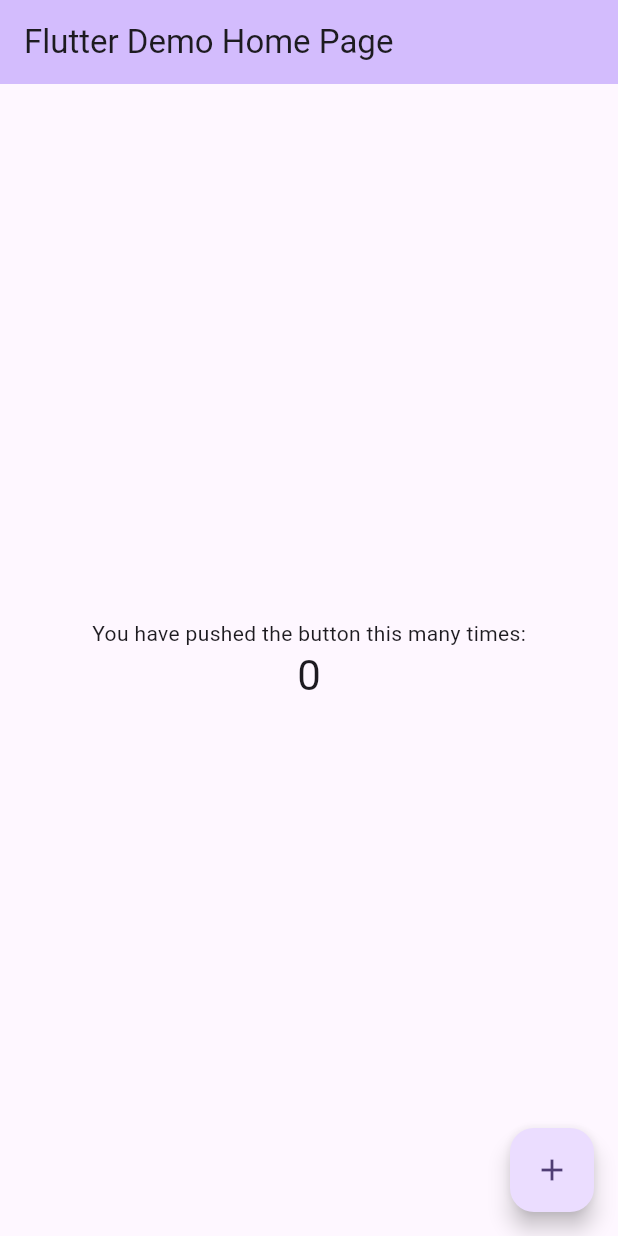
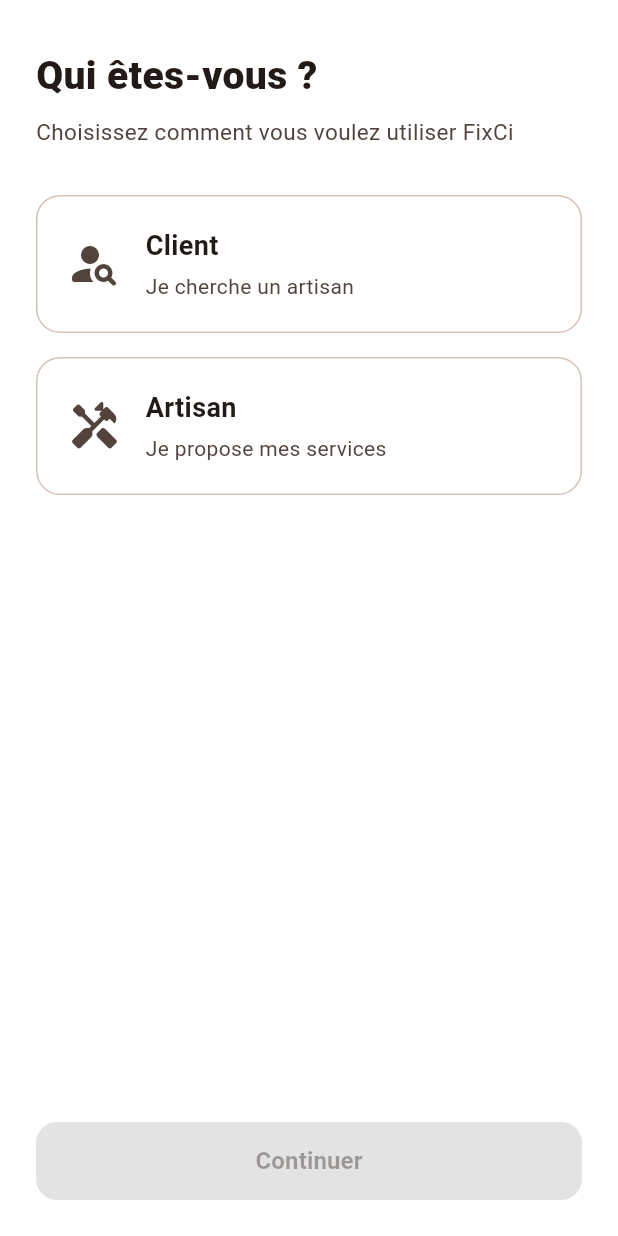
Before and after one commit to sadekhoballah/fixci, a Flutter app: the screen it shows after launch, on a phone screen of 412 x 824 dp. Run offline on Flutter 3.47's test engine with Material 3 defaults, Android fonts, the light colour scheme and no system bars; our stand-ins replace flutter_riverpod.

Commit message:
Implement onboarding flow: splash -> role selection -> registration
Riverpod-backed onboarding controller (single OnboardingState with
copyWith) drives three screens: 2s splash, client/artisan role picker
using a reusable RoleCard, and a registration form that branches by
role (client: name+phone; craftsman adds service category, experience,
ID card stub). Submit is gated on isRegistrationComplete. UI text is
French per Abidjan's primary language. Location permission is
deliberately not requested anywhere in this flow — that happens once,
later, on first real use of the map/home screen.

```diff
--- /dev/null
+++ b/mobile/lib/app.dart
@@ -0,0 +1,17 @@
+import 'package:flutter/material.dart';
+import 'core/theme/app_theme.dart';
+import 'features/onboarding/screens/splash_screen.dart';
+
+class FixCiApp extends StatelessWidget {
+  const FixCiApp({super.key});
+
+  @override
+  Widget build(BuildContext context) {
+    return MaterialApp(
+      title: 'FixCi',
+      debugShowCheckedModeBanner: false,
+      theme: AppTheme.light,
+      home: const SplashScreen(),
+    );
+  }
+}
--- /dev/null
+++ b/mobile/lib/core/models/user_role.dart
@@ -0,0 +1,14 @@
+enum UserRole {
+  client,
+  craftsman;
+
+  String get label => switch (this) {
+    UserRole.client => 'Client',
+    UserRole.craftsman => 'Artisan',
+  };
+
+  String get description => switch (this) {
+    UserRole.client => 'Je cherche un artisan',
+    UserRole.craftsman => 'Je propose mes services',
+  };
+}
--- /dev/null
+++ b/mobile/lib/core/theme/app_theme.dart
@@ -0,0 +1,27 @@
+import 'package:flutter/material.dart';
+
+class AppTheme {
+  AppTheme._();
+
+  static const Color primary = Color(0xFFFF6B00);
+
+  static ThemeData get light {
+    return ThemeData(
+      useMaterial3: true,
+      colorScheme: ColorScheme.fromSeed(seedColor: primary),
+      scaffoldBackgroundColor: Colors.white,
+      appBarTheme: const AppBarTheme(
+        backgroundColor: Colors.white,
+        foregroundColor: Colors.black,
+        elevation: 0,
+      ),
+      inputDecorationTheme: InputDecorationTheme(
+        border: OutlineInputBorder(borderRadius: BorderRadius.circular(12)),
+        contentPadding: const EdgeInsets.symmetric(
+          horizontal: 16,
+          vertical: 14,
+        ),
+      ),
+    );
+  }
+}
--- /dev/null
+++ b/mobile/lib/features/onboarding/screens/role_selection_screen.dart
@@ -0,0 +1,71 @@
+import 'package:flutter/material.dart';
+import 'package:flutter_riverpod/flutter_riverpod.dart';
+import '../../../core/models/user_role.dart';
+import '../../../shared/widgets/primary_button.dart';
+import '../../../shared/widgets/role_card.dart';
+import '../onboarding_controller.dart';
+import 'registration_screen.dart';
+
+class RoleSelectionScreen extends ConsumerWidget {
+  const RoleSelectionScreen({super.key});
+
+  @override
+  Widget build(BuildContext context, WidgetRef ref) {
+    final state = ref.watch(onboardingControllerProvider);
+    final controller = ref.read(onboardingControllerProvider.notifier);
+
+    return Scaffold(
+      body: SafeArea(
+        child: Padding(
+          padding: const EdgeInsets.symmetric(horizontal: 24),
+          child: Column(
+            crossAxisAlignment: CrossAxisAlignment.start,
+            children: [
+              const SizedBox(height: 32),
+              const Text(
+                'Qui êtes-vous ?',
+                style: TextStyle(fontSize: 26, fontWeight: FontWeight.w800),
+              ),
+              const SizedBox(height: 8),
+              Text(
+                'Choisissez comment vous voulez utiliser FixCi',
+                style: TextStyle(
+                  fontSize: 15,
+                  color: Theme.of(context).colorScheme.onSurfaceVariant,
+                ),
+              ),
+              const SizedBox(height: 32),
+              RoleCard(
+                icon: Icons.person_search_rounded,
+                title: UserRole.client.label,
+                subtitle: UserRole.client.description,
+                selected: state.role == UserRole.client,
+                onTap: () => controller.selectRole(UserRole.client),
+              ),
+              const SizedBox(height: 16),
+              RoleCard(
+                icon: Icons.handyman_rounded,
+                title: UserRole.craftsman.label,
+                subtitle: UserRole.craftsman.description,
+                selected: state.role == UserRole.craftsman,
+                onTap: () => controller.selectRole(UserRole.craftsman),
+              ),
+              const Spacer(),
+              PrimaryButton(
+                label: 'Continuer',
+                onPressed: state.role == null
+                    ? null
+                    : () => Navigator.of(context).push(
+                        MaterialPageRoute(
+                          builder: (_) => const RegistrationScreen(),
+                        ),
+                      ),
+              ),
+              const SizedBox(height: 24),
+            ],
+          ),
+        ),
+      ),
+    );
+  }
+}
--- a/mobile/lib/main.dart
+++ b/mobile/lib/main.dart
@@ -1,122 +1,7 @@
 import 'package:flutter/material.dart';
+import 'package:flutter_riverpod/flutter_riverpod.dart';
+import 'app.dart';
 
 void main() {
-  runApp(const MyApp());
+  runApp(const ProviderScope(child: FixCiApp()));
 }
-
-class MyApp extends StatelessWidget {
-  const MyApp({super.key});
-
-  // This widget is the root of your application.
-  @override
-  Widget build(BuildContext context) {
-    return MaterialApp(
-      title: 'Flutter Demo',
-      theme: ThemeData(
-        // This is the theme of your application.
-        //
-        // TRY THIS: Try running your application with "flutter run". You'll see
-        // the application has a purple toolbar. Then, without quitting the app,
-        // try changing the seedColor in the colorScheme below to Colors.green
-        // and then invoke "hot reload" (save your changes or press the "hot
-        // reload" button in a Flutter-supported IDE, or press "r" if you used
-        // the command line to start the app).
-        //
-        // Notice that the counter didn't reset back to zero; the application
-        // state is not lost during the reload. To reset the state, use hot
-        // restart instead.
-        //
-        // This works for code too, not just values: Most code changes can be
-        // tested with just a hot reload.
-        colorScheme: .fromSeed(seedColor: Colors.deepPurple),
-      ),
-      home: const MyHomePage(title: 'Flutter Demo Home Page'),
-    );
-  }
-}
-
-class MyHomePage extends StatefulWidget {
-  const MyHomePage({super.key, required this.title});
-
-  // This widget is the home page of your application. It is stateful, meaning
-  // that it has a State object (defined below) that contains fields that affect
-  // how it looks.
-
-  // This class is the configuration for the state. It holds the values (in this
-  // case the title) provided by the parent (in this case the App widget) and
-  // used by the build method of the State. Fields in a Widget subclass are
-  // always marked "final".
-
-  final String title;
-
-  @override
-  State<MyHomePage> createState() => _MyHomePageState();
-}
-
-class _MyHomePageState extends State<MyHomePage> {
-  int _counter = 0;
-
-  void _incrementCounter() {
-    setState(() {
-      // This call to setState tells the Flutter framework that something has
-      // changed in this State, which causes it to rerun the build method below
-      // so that the display can reflect the updated values. If we changed
-      // _counter without calling setState(), then the build method would not be
-      // called again, and so nothing would appear to happen.
-      _counter++;
-    });
-  }
-
-  @override
-  Widget build(BuildContext context) {
-    // This method is rerun every time setState is called, for instance as done
-    // by the _incrementCounter method above.
-    //
-    // The Flutter framework has been optimized to make rerunning build methods
-    // fast, so that you can just rebuild anything that needs updating rather
-    // than having to individually change instances of widgets.
-    return Scaffold(
-      appBar: AppBar(
-        // TRY THIS: Try changing the color here to a specific color (to
-        // Colors.amber, perhaps?) and trigger a hot reload to see the AppBar
-        // change color while the other colors stay the same.
-        backgroundColor: Theme.of(context).colorScheme.inversePrimary,
-        // Here we take the value from the MyHomePage object that was created by
-        // the App.build method, and use it to set our appbar title.
-        title: Text(widget.title),
-      ),
-      body: Center(
-        // Center is a layout widget. It takes a single child and positions it
-        // in the middle of the parent.
-        child: Column(
-          // Column is also a layout widget. It takes a list of children and
-          // arranges them vertically. By default, it sizes itself to fit its
-          // children horizontally, and tries to be as tall as its parent.
-          //
-          // Column has various properties to control how it sizes itself and
-          // how it positions its children. Here we use mainAxisAlignment to
-          // center the children vertically; the main axis here is the vertical
-          // axis because Columns are vertical (the cross axis would be
-          // horizontal).
-          //
-          // TRY THIS: Invoke "debug painting" (choose the "Toggle Debug Paint"
-          // action in the IDE, or press "p" in the console), to see the
-          // wireframe for each widget.
-          mainAxisAlignment: .center,
-          children: [
-            const Text('You have pushed the button this many times:'),
-            Text(
-              '$_counter',
-              style: Theme.of(context).textTheme.headlineMedium,
-            ),
-          ],
-        ),
-      ),
-      floatingActionButton: FloatingActionButton(
-        onPressed: _incrementCounter,
-        tooltip: 'Increment',
-        child: const Icon(Icons.add),
-      ),
-    );
-  }
-}
--- /dev/null
+++ b/mobile/lib/shared/widgets/primary_button.dart
@@ -0,0 +1,28 @@
+import 'package:flutter/material.dart';
+
+class PrimaryButton extends StatelessWidget {
+  const PrimaryButton({super.key, required this.label, this.onPressed});
+
+  final String label;
+  final VoidCallback? onPressed;
+
+  @override
+  Widget build(BuildContext context) {
+    return SizedBox(
+      width: double.infinity,
+      height: 52,
+      child: ElevatedButton(
+        onPressed: onPressed,
+        style: ElevatedButton.styleFrom(
+          shape: RoundedRectangleBorder(
+            borderRadius: BorderRadius.circular(14),
+          ),
+        ),
+        child: Text(
+          label,
+          style: const TextStyle(fontSize: 16, fontWeight: FontWeight.w600),
+        ),
+      ),
+    );
+  }
+}
--- /dev/null
+++ b/mobile/lib/shared/widgets/role_card.dart
@@ -0,0 +1,78 @@
+import 'package:flutter/material.dart';
+
+class RoleCard extends StatelessWidget {
+  const RoleCard({
+    super.key,
+    required this.icon,
+    required this.title,
+    required this.subtitle,
+    required this.selected,
+    required this.onTap,
+  });
+
+  final IconData icon;
+  final String title;
+  final String subtitle;
+  final bool selected;
+  final VoidCallback onTap;
+
+  @override
+  Widget build(BuildContext context) {
+    final colorScheme = Theme.of(context).colorScheme;
+    return InkWell(
+      onTap: onTap,
+      borderRadius: BorderRadius.circular(16),
+      child: AnimatedContainer(
+        duration: const Duration(milliseconds: 150),
+        padding: const EdgeInsets.all(20),
+        decoration: BoxDecoration(
+          borderRadius: BorderRadius.circular(16),
+          border: Border.all(
+            color: selected
+                ? colorScheme.primary
+                : colorScheme.outlineVariant,
+            width: selected ? 2 : 1,
+          ),
+          color: selected
+              ? colorScheme.primary.withValues(alpha: 0.08)
+              : Colors.white,
+        ),
+        child: Row(
+          children: [
+            Icon(
+              icon,
+              size: 36,
+              color: selected
+                  ? colorScheme.primary
+                  : colorScheme.onSurfaceVariant,
+            ),
+            const SizedBox(width: 16),
+            Expanded(
+              child: Column(
+                crossAxisAlignment: CrossAxisAlignment.start,
+                children: [
+                  Text(
+                    title,
+                    style: const TextStyle(
+                      fontSize: 18,
+                      fontWeight: FontWeight.w700,
+                    ),
+                  ),
+                  const SizedBox(height: 4),
+                  Text(
+                    subtitle,
+                    style: TextStyle(
+                      fontSize: 14,
+                      color: colorScheme.onSurfaceVariant,
+                    ),
+                  ),
+                ],
+              ),
+            ),
+            if (selected) Icon(Icons.check_circle, color: colorScheme.primary),
+          ],
+        ),
+      ),
+    );
+  }
+}
```
Also changed, not shown: mobile/lib/core/models/service_category.dart (added, +31 -0 lines), mobile/lib/features/onboarding/onboarding_controller.dart (added, +38 -0 lines), mobile/lib/features/onboarding/onboarding_state.dart (added, +44 -0 lines), mobile/lib/features/onboarding/screens/registration_screen.dart (added, +156 -0 lines), mobile/lib/features/onboarding/screens/registration_success_screen.dart (added, +47 -0 lines), mobile/lib/features/onboarding/screens/splash_screen.dart (added, +43 -0 lines), 1 other file.
